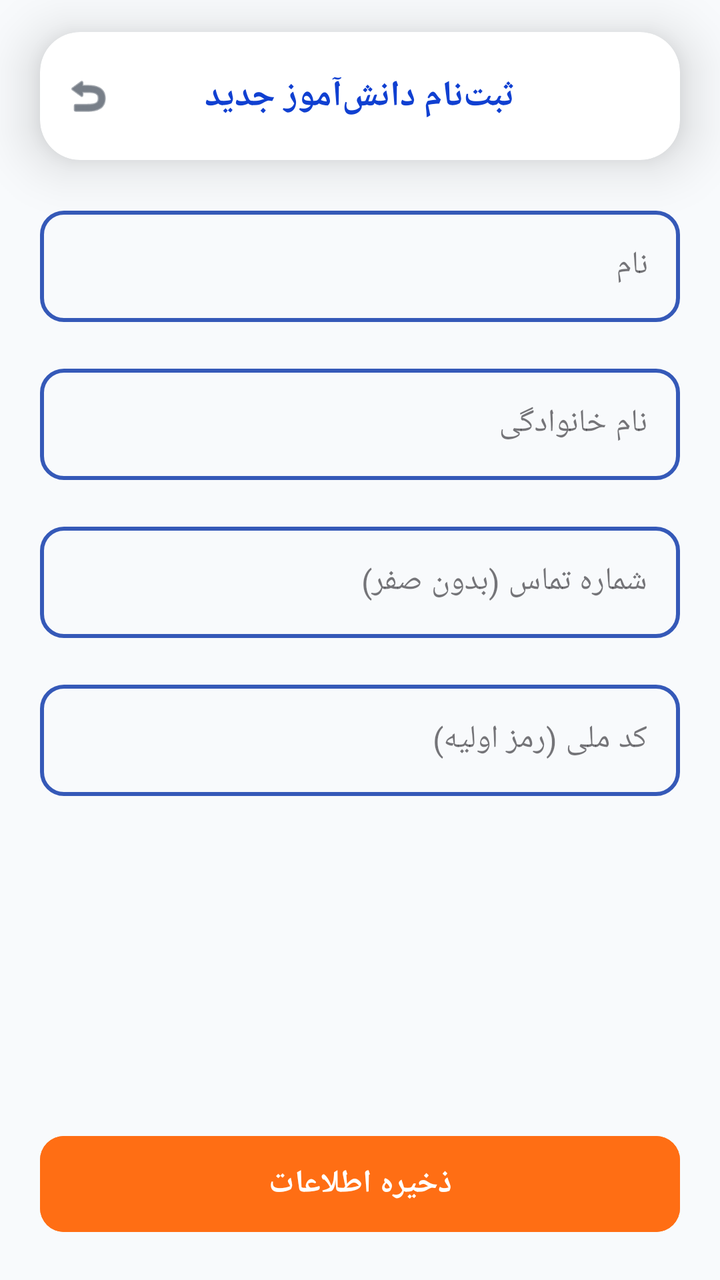
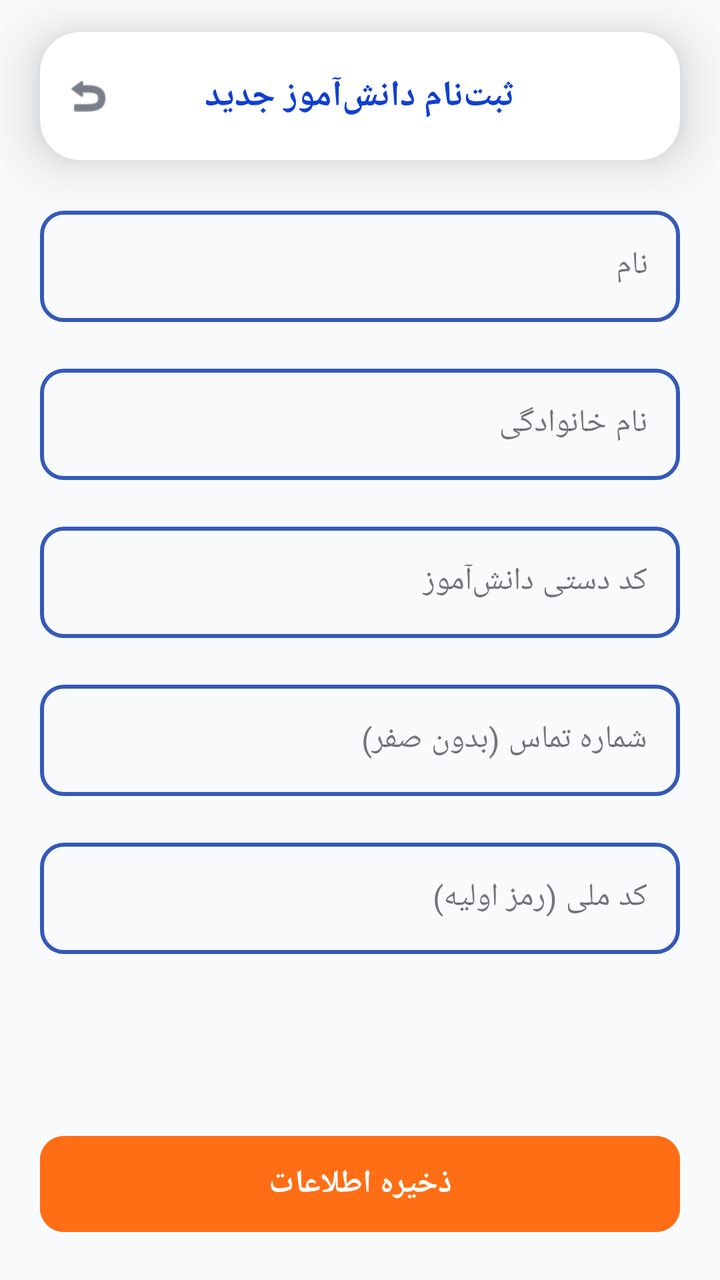

An Android layout rendered at two revisions. The XML below is the earlier revision; the diff shows what the commit changed to produce the second picture.
<!-- AndroidManifest.xml: application theme Theme.BB -->
<!-- res/layout/activity_add_edit_student.xml -->
<?xml version="1.0" encoding="utf-8"?>
<androidx.constraintlayout.widget.ConstraintLayout
    xmlns:android="http://schemas.android.com/apk/res/android"
    xmlns:app="http://schemas.android.com/apk/res-auto"
    android:layout_width="match_parent"
    android:layout_height="match_parent"
    android:background="@drawable/app_global_background"
    android:fitsSystemWindows="true">

    <com.google.android.material.card.MaterialCardView
        android:id="@+id/topBar"
        android:layout_width="match_parent"
        android:layout_height="64dp"
        android:layout_marginHorizontal="20dp"
        android:layout_marginTop="16dp"
        app:cardBackgroundColor="@color/card_background"
        app:cardCornerRadius="20dp"
        app:cardElevation="16dp"
        app:layout_constraintEnd_toEndOf="parent"
        app:layout_constraintStart_toStartOf="parent"
        app:layout_constraintTop_toTopOf="parent"
        app:strokeWidth="0dp">

        <RelativeLayout
            android:layout_width="match_parent"
            android:layout_height="match_parent">

            <ImageView
                android:id="@+id/btnFormBack"
                android:layout_width="48dp"
                android:layout_height="48dp"
                android:layout_alignParentLeft="true"
                android:layout_centerVertical="true"
                android:padding="12dp"
                android:src="@android:drawable/ic_menu_revert"
                app:tint="@color/main_text" />

            <TextView
                android:id="@+id/txtFormTitle"
                android:layout_width="wrap_content"
                android:layout_height="wrap_content"
                android:layout_centerInParent="true"
                android:text="ثبت‌نام دانش‌آموز جدید"
                android:textColor="@color/title_blue"
                android:textSize="18sp"
                android:textStyle="bold" />
        </RelativeLayout>
    </com.google.android.material.card.MaterialCardView>

    <ScrollView
        android:layout_width="match_parent"
        android:layout_height="0dp"
        android:padding="20dp"
        app:layout_constraintBottom_toTopOf="@id/btnSaveStudent"
        app:layout_constraintTop_toBottomOf="@id/topBar">

        <LinearLayout
            android:layout_width="match_parent"
            android:layout_height="wrap_content"
            android:orientation="vertical">

            <com.google.android.material.textfield.TextInputLayout
                style="@style/StudentManageFormBox"
                android:layout_width="match_parent"
                android:layout_height="wrap_content"
                android:layout_marginBottom="18dp"
                android:hint="نام">

                <com.google.android.material.textfield.TextInputEditText
                    android:id="@+id/etFirstName"
                    android:layout_width="match_parent"
                    android:layout_height="wrap_content"
                    android:inputType="text"
                    android:textColor="@color/input_text" />
            </com.google.android.material.textfield.TextInputLayout>

            <com.google.android.material.textfield.TextInputLayout
                style="@style/StudentManageFormBox"
                android:layout_width="match_parent"
                android:layout_height="wrap_content"
                android:layout_marginBottom="18dp"
                android:hint="نام خانوادگی">

                <com.google.android.material.textfield.TextInputEditText
                    android:id="@+id/etLastName"
                    android:layout_width="match_parent"
                    android:layout_height="wrap_content"
                    android:inputType="text"
                    android:textColor="@color/input_text" />
            </com.google.android.material.textfield.TextInputLayout>

            <com.google.android.material.textfield.TextInputLayout
                style="@style/StudentManageFormBox"
                android:layout_width="match_parent"
                android:layout_height="wrap_content"
                android:layout_marginBottom="18dp"
                android:visibility="gone">

                <com.google.android.material.textfield.TextInputEditText
                    android:id="@+id/etStudentCode"
                    android:layout_width="match_parent"
                    android:layout_height="wrap_content"
                    android:inputType="number"
                    android:textColor="@color/input_text" />
            </com.google.android.material.textfield.TextInputLayout>

            <com.google.android.material.textfield.TextInputLayout
                style="@style/StudentManageFormBox"
                android:layout_width="match_parent"
                android:layout_height="wrap_content"
                android:layout_marginBottom="18dp"
                android:hint="شماره تماس (بدون صفر)">

                <com.google.android.material.textfield.TextInputEditText
                    android:id="@+id/etPhone"
                    android:layout_width="match_parent"
                    android:layout_height="wrap_content"
                    android:inputType="phone"
                    android:maxLength="10"
                    android:textColor="@color/input_text" />
            </com.google.android.material.textfield.TextInputLayout>

            <com.google.android.material.textfield.TextInputLayout
                style="@style/StudentManageFormBox"
                android:layout_width="match_parent"
                android:layout_height="wrap_content"
                android:layout_marginBottom="18dp"
                android:hint="کد ملی (رمز اولیه)">

                <com.google.android.material.textfield.TextInputEditText
                    android:id="@+id/etNationalId"
                    android:layout_width="match_parent"
                    android:layout_height="wrap_content"
                    android:inputType="number"
                    android:maxLength="10"
                    android:textColor="@color/input_text" />
            </com.google.android.material.textfield.TextInputLayout>

        </LinearLayout>
    </ScrollView>

    <Button
        android:id="@+id/btnSaveStudent"
        android:layout_width="match_parent"
        android:layout_height="56dp"
        android:layout_marginHorizontal="20dp"
        android:layout_marginBottom="20dp"
        android:backgroundTint="@color/brand_orange"
        android:text="ذخیره اطلاعات"
        android:textColor="@color/white"
        android:textSize="16sp"
        android:textStyle="bold"
        app:cornerRadius="12dp"
        app:layout_constraintBottom_toBottomOf="parent" />

</androidx.constraintlayout.widget.ConstraintLayout>
<!-- resources referenced by this layout -->
<resources>
  <color name="brand_orange">#FF6E14</color>
  <color name="card_background">#FFFFFF</color>
  <color name="input_text">#050709</color>
  <color name="main_text">#1D2939</color>
  <color name="title_blue">#1040D1</color>
  <color name="white">#FFFFFFFF</color>
  <!-- drawable app_global_background (drawable) -->
  <?xml version="1.0" encoding="utf-8"?>
  <layer-list xmlns:android="http://schemas.android.com/apk/res/android">
      <item>
          <shape android:shape="rectangle">
              <solid android:color="#F8FAFC" />
          </shape>
      </item>
  </layer-list>
  <style name="StudentManageFormBox" parent="Widget.MaterialComponents.TextInputLayout.OutlinedBox">
          <item name="boxCornerRadiusTopStart">12dp</item>
          <item name="boxCornerRadiusTopEnd">12dp</item>
          <item name="boxCornerRadiusBottomStart">12dp</item>
          <item name="boxCornerRadiusBottomEnd">12dp</item>
          <item name="boxStrokeColor">@color/student_manage_field_stroke</item>
          <item name="boxStrokeWidth">2dp</item>
          <item name="boxStrokeWidthFocused">3dp</item>
          <item name="hintTextColor">@color/title_blue</item>
      </style>
  <style name="Theme.BB" parent="Base.Theme.BB" />
  <style name="Base.Theme.BB" parent="Theme.Material3.DayNight.NoActionBar">
          <item name="android:windowBackground">@drawable/app_global_background</item>
  
          <item name="android:windowTranslucentStatus">false</item>
          <item name="android:windowDrawsSystemBarBackgrounds">true</item>
          <item name="android:statusBarColor">@android:color/transparent</item>
          <item name="android:navigationBarColor">@android:color/transparent</item>
  
          <item name="android:windowLightStatusBar">true</item>
      </style>
</resources>

<!-- the commit's change to res/layout/activity_add_edit_student.xml (unified diff, before → after) -->
@@ -94,14 +94,17 @@
                 android:layout_width="match_parent"
                 android:layout_height="wrap_content"
                 android:layout_marginBottom="18dp"
-                android:visibility="gone">
+                android:hint="کد دستی دانش‌آموز">
 
                 <com.google.android.material.textfield.TextInputEditText
                     android:id="@+id/etStudentCode"
                     android:layout_width="match_parent"
                     android:layout_height="wrap_content"
-                    android:inputType="number"
-                    android:textColor="@color/input_text" />
+                    android:inputType="text"
+                    android:maxLength="50"
+                    android:singleLine="true"
+                    android:textColor="@color/input_text"
+                    android:textDirection="ltr" />
             </com.google.android.material.textfield.TextInputLayout>
 
             <com.google.android.material.textfield.TextInputLayout
